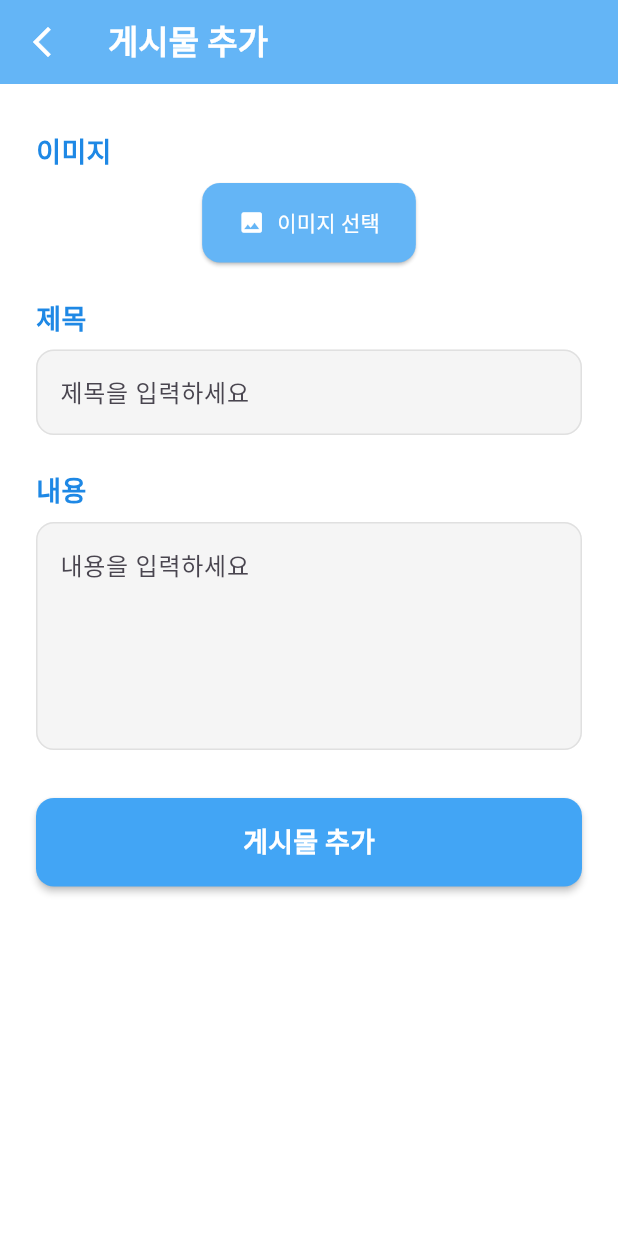
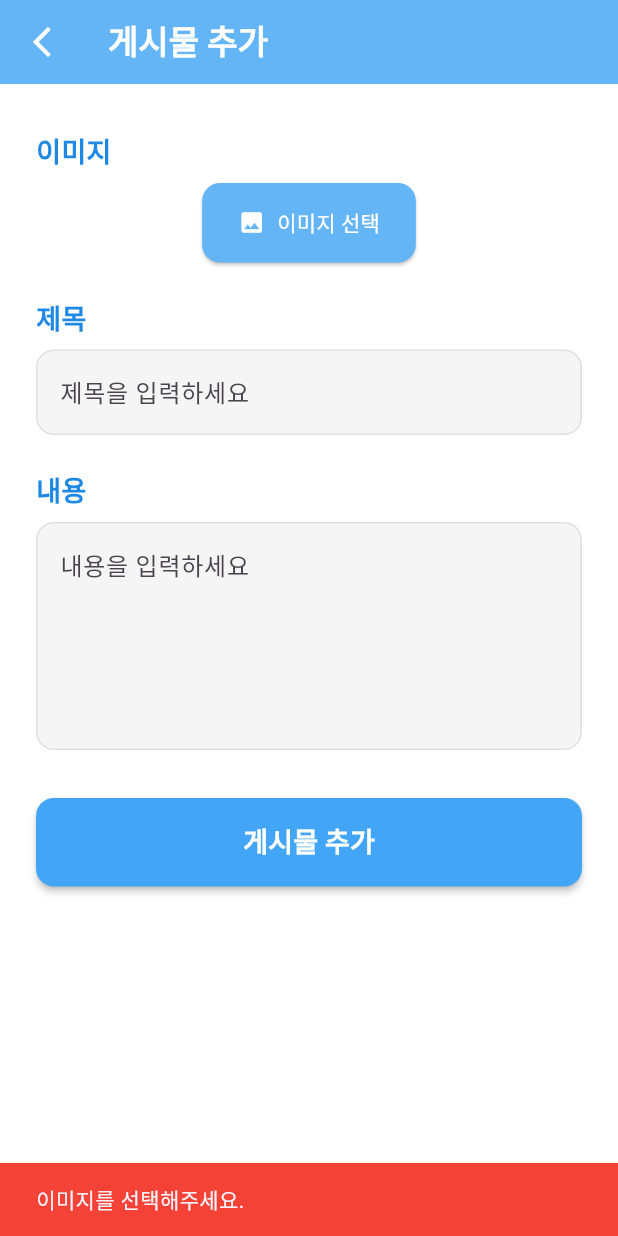
Before and after one commit to School-Meal/app, a Flutter app: the AddPostScreen screen opened directly, after a tap on "게시물 추가", on a phone screen of 412 x 824 dp. Run offline on Flutter 3.47's test engine with Material 3 defaults, Android fonts, the phone set to English and light mode, and no system bars; our stand-ins replace flutter_secure_storage, image_picker, jwt_decoder; accounts and stored records are empty; Roboto replaces fonts that are missing (Pretendard); project files that could hold a hidden picture were left out.

Commit message:
chore: post 디자인 수정

```diff
--- a/lib/screen/auth/signup_screen.dart
+++ b/lib/screen/auth/signup_screen.dart
@@ -34,13 +34,19 @@ class _SignUpScreenState extends State<SignUpScreen> {
     if (response.statusCode == 201) {
       // 회원가입 성공
       ScaffoldMessenger.of(context).showSnackBar(
-        const SnackBar(content: Text('회원가입이 완료되었습니다.')),
+        const SnackBar(
+          backgroundColor: Colors.green,
+          content: Text('회원가입이 완료되었습니다.'),
+        ),
       );
       Navigator.pop(context); // 로그인 화면으로 돌아가기
     } else {
       // 회원가입 실패
       ScaffoldMessenger.of(context).showSnackBar(
-        const SnackBar(content: Text('회원가입에 실패했습니다. 다시 시도해주세요.')),
+        const SnackBar(
+          backgroundColor: Colors.red,
+          content: Text('회원가입에 실패했습니다. 다시 시도해주세요.'),
+        ),
       );
     }
   }
--- a/lib/screen/navigator.dart
+++ b/lib/screen/navigator.dart
@@ -39,8 +39,8 @@ class _MainNavigatorState extends State<MainNavigator> {
         type: BottomNavigationBarType.fixed,
         items: const [
           BottomNavigationBarItem(
-            icon: Icon(Icons.post_add_rounded),
-            label: '게시물',
+            icon: Icon(Icons.chat),
+            label: '커뮤니티',
           ),
           BottomNavigationBarItem(
             icon: Icon(Icons.food_bank),
--- a/lib/screen/post/add/add_screen.dart
+++ b/lib/screen/post/add/add_screen.dart
@@ -29,9 +29,31 @@ class _AddPostScreenState extends State<AddPostScreen> {
   }
 
   Future<void> _submitPost() async {
-    if (_titleController.text.isEmpty ||
-        _contentController.text.isEmpty ||
-        _image == null) {
+    if (_image == null) {
+      ScaffoldMessenger.of(context).showSnackBar(
+        const SnackBar(
+          backgroundColor: Colors.red,
+          content: Text('이미지를 선택해주세요.'),
+        ),
+      );
+      return;
+    }
+    if (_titleController.text.isEmpty) {
+      ScaffoldMessenger.of(context).showSnackBar(
+        const SnackBar(
+          backgroundColor: Colors.red,
+          content: Text('제목을 입력해주세요.'),
+        ),
+      );
+      return;
+    }
+    if (_contentController.text.isEmpty) {
+      ScaffoldMessenger.of(context).showSnackBar(
+        const SnackBar(
+          backgroundColor: Colors.red,
+          content: Text('내용을 입력해주세요.'),
+        ),
+      );
       return;
     }
 
@@ -58,6 +80,12 @@ class _AddPostScreenState extends State<AddPostScreen> {
         if (mounted) {
           Navigator.of(context).pop();
         }
+        ScaffoldMessenger.of(context).showSnackBar(
+          const SnackBar(
+            backgroundColor: Colors.green,
+            content: Text('게시물이 추가되었습니다.'),
+          ),
+        );
       } else {
         _showErrorDialog('게시물 추가에 실패했습니다.');
       }
```
Also changed, not shown: lib/screen/auth/signin_screen.dart (+14 -1 lines), lib/screen/post/edit/edit_screen.dart (added, +19 -0 lines), lib/screen/post/post_screen.dart (+81 -53 lines), lib/screen/meal/rank/rank_screen.dart (added).
